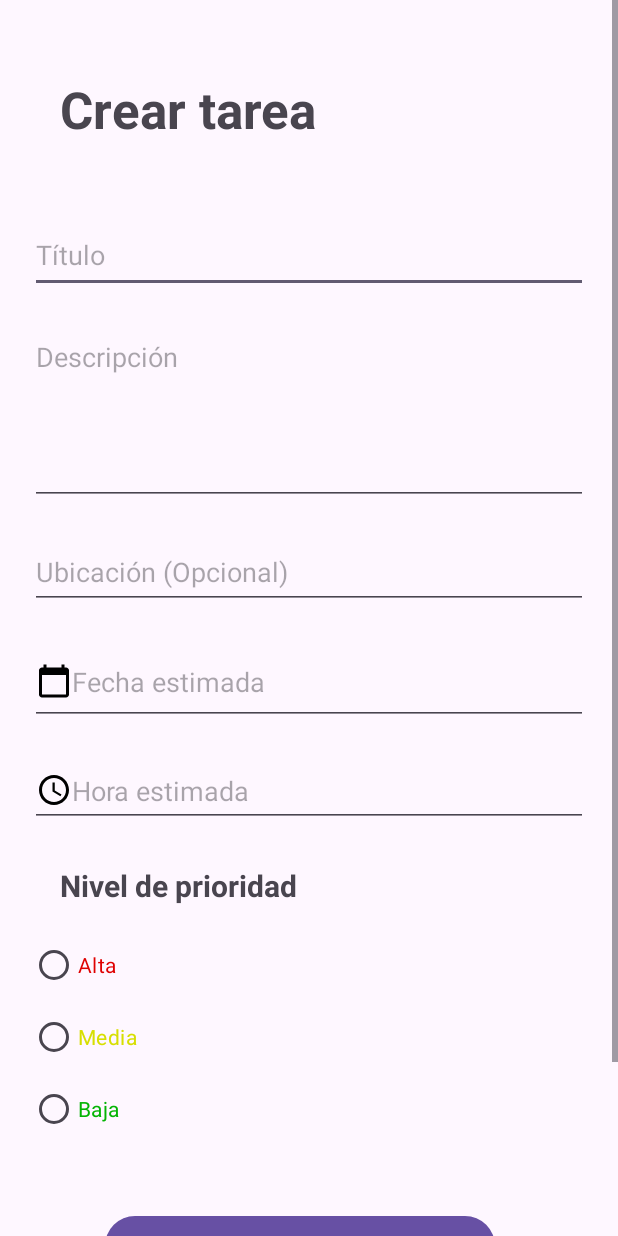
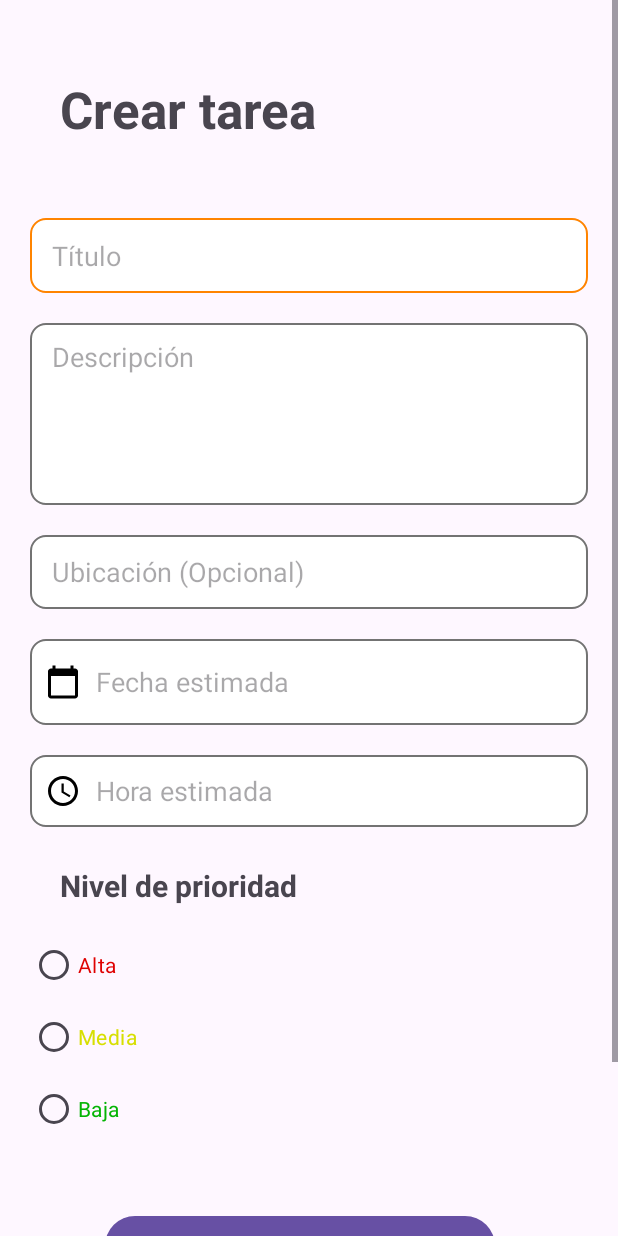
Before and after one commit to Dpizarro40/HomeworkPlanner, an Android app: the Inicio screen opened directly, with no data from a screen before it, after a tap on "Agregar una nueva tarea", on a phone screen of 412 x 824 dp. Run offline under Robolectric (Android 15) with nearby library versions, the light colour scheme and no system bars.

Commit message:
Actualizacion 15:52 26/10/2023

```diff
--- /dev/null
+++ b/app/src/main/java/com/example/homeworkplanner/CustomAdapter.java
@@ -0,0 +1,58 @@
+package com.example.homeworkplanner;
+
+import android.content.Context;
+import android.text.Layout;
+import android.view.LayoutInflater;
+import android.view.View;
+import android.view.ViewGroup;
+import android.widget.TextView;
+
+import androidx.annotation.NonNull;
+import androidx.recyclerview.widget.RecyclerView;
+
+import java.lang.reflect.Array;
+import java.util.ArrayList;
+
+public class CustomAdapter extends RecyclerView.Adapter<CustomAdapter.MyViewHolder> {
+    private Context context;
+    private ArrayList txt_id, txt_titulo, txt_fecha, txt_hora;
+    CustomAdapter(Context context, ArrayList txt_id, ArrayList txt_titulo, ArrayList txt_fecha, ArrayList txt_hora){
+        this.context = context;
+        this.txt_id = txt_id;
+        this.txt_titulo = txt_titulo;
+        this.txt_fecha = txt_fecha;
+        this.txt_hora = txt_hora;
+    }
+    @NonNull
+    @Override
+    public MyViewHolder onCreateViewHolder(@NonNull ViewGroup parent, int viewType) {
+        LayoutInflater inflater = LayoutInflater.from(context);
+        View view = inflater.inflate(R.layout.my_row, parent, false);
+        return new MyViewHolder(view);
+    }
+
+    @Override
+    public void onBindViewHolder(@NonNull MyViewHolder holder, int position) {
+        holder.txtIdView.setText(String.valueOf(txt_id.get(position)));
+        holder.txtTituloView.setText(String.valueOf(txt_titulo.get(position)));
+        holder.txtFechaView.setText(String.valueOf(txt_fecha.get(position)));
+        holder.txtHoraView.setText(String.valueOf(txt_hora.get(position)));
+    }
+
+    @Override
+    public int getItemCount() {
+        return txt_id.size();
+    }
+
+    public class MyViewHolder extends RecyclerView.ViewHolder {
+        TextView txtIdView,txtTituloView,txtFechaView,txtHoraView;
+        public MyViewHolder(@NonNull View itemView) {
+            super(itemView);
+            txtIdView = itemView.findViewById(R.id.tarea_id_txt);
+            txtTituloView = itemView.findViewById(R.id.tarea_titulo_txt);
+            txtFechaView = itemView.findViewById(R.id.tarea_fecha_txt);
+            txtHoraView = itemView.findViewById(R.id.tarea_hora_txt);
+
+        }
+    }
+}
--- a/app/src/main/java/com/example/homeworkplanner/Inicio.java
+++ b/app/src/main/java/com/example/homeworkplanner/Inicio.java
@@ -6,10 +6,12 @@ import androidx.recyclerview.widget.LinearLayoutManager;
 import androidx.recyclerview.widget.RecyclerView;
 
 import android.content.Intent;
+import android.database.Cursor;
 import android.os.Bundle;
 import android.view.View;
+import android.widget.Toast;
 
-import com.google.android.material.floatingactionbutton.FloatingActionButton;
+import com.google.android.material.floatingactionbutton.*;
 
 import java.util.ArrayList;
 import java.util.List;
@@ -17,14 +19,16 @@ import java.util.List;
 public class Inicio extends AppCompatActivity {
     FloatingActionButton aniadir;
     RecyclerView listaTareas;
-    List<String> itemList;
-    ItemAdapter adapter;
+    MyDatabaseHelper myDB;
+    ArrayList<String> tarea_id, tarea_titulo, tarea_descripcion, tarea_ubicacion, tarea_fecha, tarea_hora;
+    CustomAdapter customAdapter;
     @Override
     protected void onCreate(Bundle savedInstanceState) {
         super.onCreate(savedInstanceState);
         setContentView(R.layout.activity_inicio);
 
         aniadir = findViewById(R.id.buttonAdd);
+        listaTareas = findViewById(R.id.rvLista);
         aniadir.setOnClickListener(new View.OnClickListener() {
             @Override
             public void onClick(View view) {
@@ -32,31 +36,32 @@ public class Inicio extends AppCompatActivity {
                 startActivity(intent);
             }
         });
+        myDB = new MyDatabaseHelper(Inicio.this);
+        tarea_id = new ArrayList<>();
+        tarea_titulo = new ArrayList<>();
+        tarea_descripcion = new ArrayList<>();
+        tarea_ubicacion = new ArrayList<>();
+        tarea_fecha = new ArrayList<>();
+        tarea_hora = new ArrayList<>();
+        storeDataInArrays();
 
-        listaTareas = findViewById(R.id.rvLista);
-        listaTareas.setLayoutManager(new LinearLayoutManager(this));
-
-        itemList = new ArrayList<>();
-        adapter = new ItemAdapter(itemList);
-        listaTareas.setAdapter(adapter);
-
-
+        customAdapter = new CustomAdapter(Inicio.this,tarea_id, tarea_titulo, tarea_fecha, tarea_hora);
+        listaTareas.setAdapter(customAdapter);
+        listaTareas.setLayoutManager(new LinearLayoutManager(Inicio.this));
     }
 
-    public void addItem(View view) {
-        Intent intent = new Intent(this, CrearTarea.class);
-        startActivityForResult(intent, 1);
-    }
-
-    @Override
-    protected void onActivityResult(int requestCode, int resultCode, @Nullable Intent data) {
-        super.onActivityResult(requestCode, resultCode, data);
-
-        if (requestCode == 1 && resultCode == RESULT_OK) {
-            if (data != null) {
-                String newItem = data.getStringExtra("newItem");
-                itemList.add(newItem);
-                adapter.notifyDataSetChanged();
+    void storeDataInArrays(){
+        Cursor cursor = myDB.readAllData();
+        if(cursor.getCount()==0){
+            Toast.makeText(this,"No data.",Toast.LENGTH_SHORT).show();
+        }else{
+            while (cursor.moveToNext()){
+                tarea_id.add(cursor.getString(0));
+                tarea_titulo.add(cursor.getString(1));
+                tarea_descripcion.add(cursor.getString(2));
+                tarea_ubicacion.add(cursor.getString(3));
+                tarea_fecha.add(cursor.getString(4));
+                tarea_hora.add(cursor.getString(5));
             }
         }
     }
--- a/app/src/main/java/com/example/homeworkplanner/ItemAdapter.java
+++ /dev/null
@@ -1,54 +0,0 @@
-package com.example.homeworkplanner;
-import android.content.Context;
-import android.view.LayoutInflater;
-import android.view.View;
-import android.view.ViewGroup;
-import android.widget.TextView;
-import androidx.recyclerview.widget.RecyclerView;
-import java.util.List;
-
-public class ItemAdapter extends RecyclerView.Adapter<ItemAdapter.ViewHolder> {
-
-    private List<String> itemList;
-
-    public ItemAdapter(List<String> itemList) {
-        this.itemList = itemList;
-    }
-
-    @Override
-    public ViewHolder onCreateViewHolder(ViewGroup parent, int viewType) {
-        Context context = parent.getContext();
-        LayoutInflater inflater = LayoutInflater.from(context);
-
-        // Inflar el diseño de la fila del elemento
-        View itemView = inflater.inflate(R.layout.activity_inicio, parent, false);
-
-        // Devolver una nueva instancia de ViewHolder
-        return new ViewHolder(itemView);
-    }
-
-    @Override
-    public void onBindViewHolder(ViewHolder holder, int position) {
-        // Obtener el elemento en la posición especificada
-        String item = itemList.get(position);
-
-        // Actualizar la vista del ViewHolder con los datos del elemento
-        holder.textView.setText(item);
-    }
-
-    @Override
-    public int getItemCount() {
-        return itemList.size();
-    }
-
-    public class ViewHolder extends RecyclerView.ViewHolder {
-        public TextView textView;
-
-        public ViewHolder(View itemView) {
-            super(itemView);
-
-            // Inicializar las vistas dentro del ViewHolder
-            textView = itemView.findViewById(R.id.textView);
-        }
-    }
-}
--- /dev/null
+++ b/app/src/main/java/com/example/homeworkplanner/MyDatabaseHelper.java
@@ -0,0 +1,74 @@
+package com.example.homeworkplanner;
+
+import android.content.ContentValues;
+import android.content.Context;
+import android.database.Cursor;
+import android.database.sqlite.SQLiteDatabase;
+import android.database.sqlite.SQLiteOpenHelper;
+import android.widget.Toast;
+
+import androidx.annotation.Nullable;
+
+public class MyDatabaseHelper extends SQLiteOpenHelper {
+
+    private Context context;
+    private static final String DATABASE_NAME = "MenuTareas.db";
+    private static final int DATABASE_VERSION = 1;
+
+    private static final String TABLE_NAME = "Mis_tareas";
+    private static final String COLUMN_ID = "id";
+    private static final String COLUMN_TITLE = "titulo";
+    private static final String COLUMN_DESCRIPTION = "descripcion";
+    private static final String COLUMN_LOCATION = "ubicacion";
+    private static final String COLUMN_DATE = "fecha_estimada";
+    private static final String COLUMN_TIME = "hora";
+    public MyDatabaseHelper(@Nullable Context context) {
+        super(context, DATABASE_NAME, null, DATABASE_VERSION);
+        this.context = context;
+    }
+
+    @Override
+    public void onCreate(SQLiteDatabase db) {
+        String query = "CREATE TABLE " + TABLE_NAME +
+                        " (" + COLUMN_ID + " INTEGER PRIMARY KEY AUTOINCREMENT, " +
+                        COLUMN_TITLE + " TEXT, " +
+                        COLUMN_DESCRIPTION + " TEXT, " +
+                        COLUMN_LOCATION + " TEXT, " +
+                        COLUMN_DATE + " DATE, " +
+                        COLUMN_TIME + " TEXT);";
+        db.execSQL(query);
+    }
+
+    @Override
+    public void onUpgrade(SQLiteDatabase db, int i, int i1) {
+        db.execSQL("DROP TABLE IF EXISTS " + TABLE_NAME);
+        onCreate(db);
+    }
+
+    void aniadirTarea(String title, String description, String location, String date, String time){
+        SQLiteDatabase db = this.getWritableDatabase();
+        ContentValues cv = new ContentValues();
+        cv.put(COLUMN_TITLE, title);
+        cv.put(COLUMN_DESCRIPTION, description);
+        cv.put(COLUMN_LOCATION, location);
+        cv.put(COLUMN_DATE, date);
+        cv.put(COLUMN_TIME, time);
+        long result = db.insert(TABLE_NAME, null,cv);
+        if (result==-1){
+            Toast.makeText(context,"Failed",Toast.LENGTH_SHORT).show();
+        }else {
+            Toast.makeText(context,"Added Successfully!",Toast.LENGTH_SHORT).show();
+        }
+    }
+
+    Cursor readAllData(){
+        String query = "SELECT * FROM " + TABLE_NAME;
+        SQLiteDatabase db = this.getReadableDatabase();
+
+        Cursor cursor = null;
+        if(db != null){
+            cursor = db.rawQuery(query,null);
+        }
+        return cursor;
+    }
+}
--- /dev/null
+++ b/app/src/main/res/drawable/baseline_calendar_focused.xml
@@ -0,0 +1,7 @@
+<vector android:height="24dp" android:tint="#000000"
+    android:viewportHeight="24" android:viewportWidth="24"
+    android:width="24dp" xmlns:android="http://schemas.android.com/apk/res/android">
+    <path
+        android:fillColor="@color/orange"
+        android:pathData="M20,3h-1L19,1h-2v2L7,3L7,1L5,1v2L4,3c-1.1,0 -2,0.9 -2,2v16c0,1.1 0.9,2 2,2h16c1.1,0 2,-0.9 2,-2L22,5c0,-1.1 -0.9,-2 -2,-2zM20,21L4,21L4,8h16v13z" />
+</vector>
--- /dev/null
+++ b/app/src/main/res/drawable/baseline_time_focused.xml
@@ -0,0 +1,6 @@
+<vector android:height="24dp" android:tint="#000000"
+    android:viewportHeight="24" android:viewportWidth="24"
+    android:width="24dp" xmlns:android="http://schemas.android.com/apk/res/android">
+    <path android:fillColor="@color/orange" android:pathData="M11.99,2C6.47,2 2,6.48 2,12s4.47,10 9.99,10C17.52,22 22,17.52 22,12S17.52,2 11.99,2zM12,20c-4.42,0 -8,-3.58 -8,-8s3.58,-8 8,-8 8,3.58 8,8 -3.58,8 -8,8z"/>
+    <path android:fillColor="@color/orange" android:pathData="M12.5,7H11v6l5.25,3.15 0.75,-1.23 -4.5,-2.67z"/>
+</vector>
--- /dev/null
+++ b/app/src/main/res/drawable/custom_calendar_icon.xml
@@ -0,0 +1,7 @@
+<?xml version="1.0" encoding="utf-8"?>
+<selector xmlns:android="http://schemas.android.com/apk/res/android">
+    <item android:state_focused="true"
+        android:drawable="@drawable/baseline_calendar_focused"/>
+    <item android:state_focused="false"
+        android:drawable="@drawable/baseline_calendar"/>
+</selector>
--- /dev/null
+++ b/app/src/main/res/drawable/custom_input.xml
@@ -0,0 +1,18 @@
+<?xml version="1.0" encoding="utf-8"?>
+<selector xmlns:android="http://schemas.android.com/apk/res/android">
+    <item android:state_enabled="true" android:state_focused="true">
+        <shape android:shape="rectangle">
+            <solid android:color="@android:color/white"/>
+            <corners android:radius="10dp"/>
+            <stroke android:color="@color/orange" android:width="1dp"/>
+        </shape>
+    </item>
+
+    <item android:state_enabled="true" >
+        <shape android:shape="rectangle">
+            <solid android:color="@android:color/white"/>
+            <corners android:radius="10dp"/>
+            <stroke android:color="@color/gray" android:width="1dp"/>
+        </shape>
+    </item>
+</selector>
--- /dev/null
+++ b/app/src/main/res/drawable/custom_time_icon.xml
@@ -0,0 +1,9 @@
+<?xml version="1.0" encoding="utf-8"?>
+<selector xmlns:android="http://schemas.android.com/apk/res/android">
+
+    <item android:state_focused="true"
+        android:drawable="@drawable/baseline_time_focused"/>
+    <item android:state_focused="false"
+        android:drawable="@drawable/baseline_time"/>
+
+</selector>
--- a/app/src/main/res/layout/activity_crear_tarea.xml
+++ b/app/src/main/res/layout/activity_crear_tarea.xml
@@ -39,7 +39,10 @@
                 android:layout_marginTop="50dp"
                 android:layout_marginBottom="20dp"
                 android:ems="10"
-                android:hint="Título"
+                android:hint=" Título"
+                android:paddingStart="10dp"
+                android:paddingEnd="10dp"
+                android:background="@drawable/custom_input"
                 android:inputType="text"
                 android:minHeight="48dp"
                 app:layout_constraintEnd_toEndOf="parent"
@@ -54,7 +57,11 @@
                 android:layout_marginBottom="20dp"
                 android:ems="10"
                 android:gravity="start|top"
-                android:hint="Descripción"
+                android:hint=" Descripción"
+                android:paddingTop="10dp"
+                android:paddingStart="10dp"
+                android:paddingEnd="10dp"
+                android:background="@drawable/custom_input"
                 android:inputType="textMultiLine"
                 android:minHeight="48dp"
                 app:layout_constraintBottom_toBottomOf="parent"
@@ -69,7 +76,10 @@
                 android:layout_width="match_parent"
                 android:layout_height="49dp"
                 android:layout_marginBottom="20dp"
-                android:hint="Ubicación (Opcional)"
+                android:hint=" Ubicación (Opcional)"
+                android:paddingStart="10dp"
+                android:paddingEnd="10dp"
+                android:background="@drawable/custom_input"
                 android:inputType="text"
                 app:layout_constraintBottom_toBottomOf="parent"
                 app:layout_constraintEnd_toEndOf="parent"
@@ -86,8 +96,12 @@
                 android:clickable="true"
                 android:ems="10"
                 android:focusable="false"
+                android:background="@drawable/custom_input"
                 android:hint="Fecha estimada"
-                android:drawableStart="@drawable/baseline_calendar"
+                android:paddingStart="10dp"
+                android:paddingEnd="10dp"
+                android:drawablePadding="10dp"
+                android:drawableStart="@drawable/custom_calendar_icon"
                 app:layout_constraintBottom_toBottomOf="parent"
                 app:layout_constraintEnd_toEndOf="parent"
                 app:layout_constraintHorizontal_bias="0.269"
@@ -103,8 +117,12 @@
                 android:clickable="true"
                 android:ems="10"
                 android:focusable="false"
+                android:background="@drawable/custom_input"
                 android:hint="Hora estimada"
-                android:drawableStart="@drawable/baseline_time"
+                android:paddingStart="10dp"
+                android:paddingEnd="10dp"
+                android:drawablePadding="10dp"
+                android:drawableStart="@drawable/custom_time_icon"
                 app:layout_constraintBottom_toBottomOf="parent"
                 app:layout_constraintEnd_toEndOf="parent"
                 app:layout_constraintHorizontal_bias="0.216"
--- a/app/src/main/res/values/colors.xml
+++ b/app/src/main/res/values/colors.xml
@@ -5,4 +5,6 @@
     <color name="green">#04B404</color>
     <color name="yellow">#D7DF01</color>
     <color name="red">#DF0101</color>
+    <color name="orange">#FF8400</color>
+    <color name="gray">#737373</color>
 </resources>
```
Also changed, not shown: app/src/main/java/com/example/homeworkplanner/CrearTarea.java (+12 -7 lines), app/src/main/res/layout/my_row.xml (added, +60 -0 lines).
